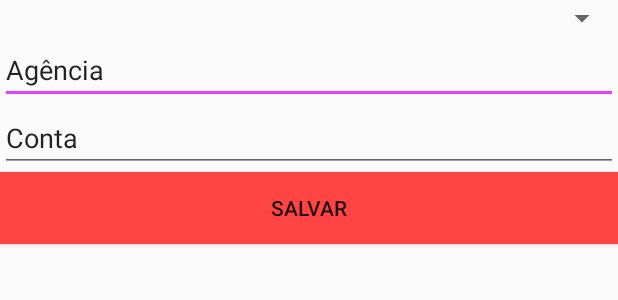
After one commit to gabrielCorreaCordeiro/apsApp, an Android app: the layout activity_adicionar_conta.xml on its own in the app's theme, with its tools: preview values and no code run, on a phone screen of 412 x 824 dp. The commit adds this screen. Shown: the top 300 px of the screen. Run offline under Robolectric (Android 15) with nearby library versions, the phone set to English and light mode, and no system bars.

Commit message:
criada tela de adicionar conta

```diff
--- /dev/null
+++ b/app/src/main/res/layout/activity_adicionar_conta.xml
@@ -0,0 +1,33 @@
+<?xml version="1.0" encoding="utf-8"?>
+<LinearLayout xmlns:android="http://schemas.android.com/apk/res/android"
+    android:orientation="vertical" android:layout_width="match_parent"
+    android:layout_height="match_parent">
+
+    <Spinner
+        android:id="@+id/tipo_conta"
+        android:layout_width="match_parent"
+        android:layout_height="wrap_content" />
+
+    <EditText
+        android:id="@+id/Text_entrada_agencia"
+        android:layout_width="match_parent"
+        android:layout_height="wrap_content"
+        android:ems="10"
+        android:inputType="numberDecimal"
+        android:text="Agência" />
+
+    <EditText
+        android:id="@+id/Text_entrada_conta"
+        android:layout_width="match_parent"
+        android:layout_height="wrap_content"
+        android:ems="10"
+        android:inputType="numberDecimal"
+        android:text="Conta" />
+
+    <Button
+        android:id="@+id/adicionar_conta"
+        android:layout_width="match_parent"
+        android:layout_height="wrap_content"
+        android:background="@android:color/holo_red_light"
+        android:text="Salvar" />
+</LinearLayout>
--- a/app/src/main/res/layout/activity_gasto.xml
+++ b/app/src/main/res/layout/activity_gasto.xml
@@ -49,10 +49,10 @@
         android:id="@+id/text_Entrada_local_gasto"/>
 
     <Button
+        android:id="@+id/salvar"
         android:layout_width="match_parent"
         android:layout_height="wrap_content"
-        android:id="@+id/salvar"
-        android:text="Salvar"/>
+        android:text="Salvar" />
 
 
 </LinearLayout>
--- a/app/src/main/res/layout/app_bar_principal.xml
+++ b/app/src/main/res/layout/app_bar_principal.xml
@@ -21,8 +21,6 @@
 
     </android.support.design.widget.AppBarLayout>
 
-    <include layout="@layout/content_principal" />
-
     <android.support.design.widget.FloatingActionButton
         android:id="@+id/fab"
         android:layout_width="wrap_content"
@@ -31,4 +29,6 @@
         android:layout_margin="@dimen/fab_margin"
         app:srcCompat="@drawable/ic_add_white_24dp" />
 
+    <include layout="@layout/content_principal" />
+
 </android.support.design.widget.CoordinatorLayout>
--- a/app/src/main/res/values/colors.xml
+++ b/app/src/main/res/values/colors.xml
@@ -2,5 +2,5 @@
 <resources>
     <color name="colorPrimary">#3F51B5</color>
     <color name="colorPrimaryDark">#303F9F</color>
-    <color name="colorAccent">#FF4081</color>
+    <color name="colorAccent">#e240ff</color>
 </resources>
```
Also changed, not shown: 8 other files.
